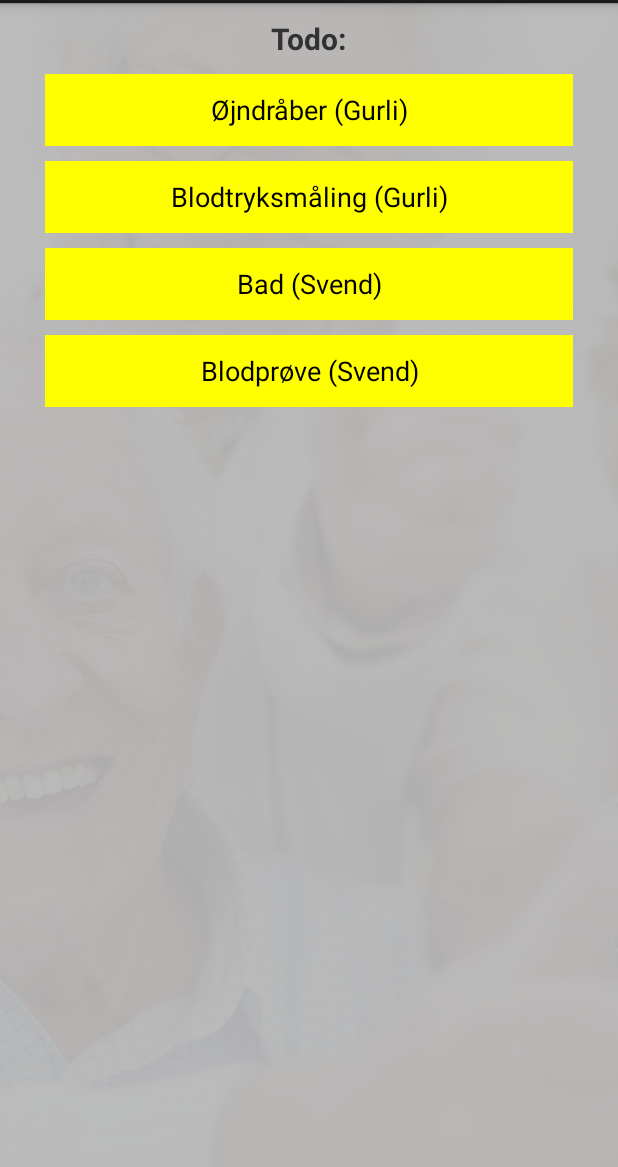
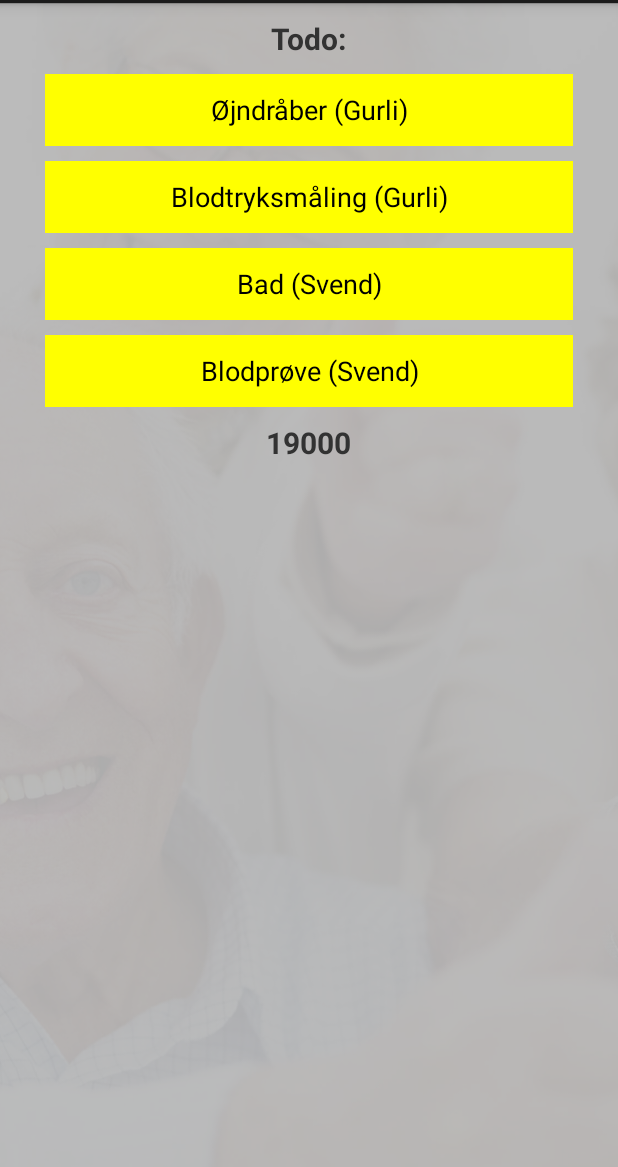
Before and after one commit to mrjensen/BFIS, an Android app: the TodoActivity screen opened directly, with no data from a screen before it, on a phone screen of 412 x 824 dp, the part 69-1236 px from its top. Run offline under Robolectric (Android 15) with nearby library versions, the phone set to English and light mode, and no system bars.

Commit message:
Merge branch 'master' of https://github.com/MrJensen/BFIS
Conflicts:
	BFIS/src/main/AndroidManifest.xml

```diff
--- a/BFIS/src/main/java/dk/iha/itbfis/team2/TodoActivity.java
+++ b/BFIS/src/main/java/dk/iha/itbfis/team2/TodoActivity.java
@@ -1,14 +1,14 @@
 package dk.iha.itbfis.team2;
 
 import android.app.Activity;
+import android.content.Intent;
 import android.graphics.Color;
 import android.graphics.drawable.ColorDrawable;
-import android.graphics.drawable.PaintDrawable;
 import android.os.Bundle;
-import android.util.Log;
+import android.os.CountDownTimer;
 import android.view.View;
 import android.widget.Button;
-import android.widget.Toast;
+import android.widget.TextView;
 
 /**
  * Created by kaspersaaby on 22/11/13.
@@ -20,6 +20,10 @@ public class TodoActivity extends Activity {
     public void onCreate(Bundle savedInstanceState) {
         super.onCreate(savedInstanceState);
         setContentView(R.layout.activity_todo);
+
+        Intent intent = getIntent();
+        if (intent.getExtras() != null)
+            setDone = intent.getExtras().getBoolean("setDone");
 
         int[] ids = new int [] {R.id.todo_btn_1, R.id.todo_btn_2, R.id.todo_btn_3, R.id.todo_btn_4};
         Button btn = null;
@@ -34,6 +38,22 @@ public class TodoActivity extends Activity {
                 btn = (Button)findViewById(ids[i]);
                 btn.setBackground(new ColorDrawable(Color.YELLOW));
             }
+        }
+
+        if (!setDone) {
+            new CountDownTimer(20000, 1000) {
+                @Override
+                public void onTick(long l) {
+                    TextView textView = (TextView)findViewById(R.id.tick);
+                    textView.setText("" + l);
+                }
+
+                @Override
+                public void onFinish() {
+                    Intent intent = new Intent(TodoActivity.this, BPPatientSelectActivity.class);
+                    startActivity(intent);
+                }
+            }.start();
         }
     }
 
--- a/BFIS/src/main/res/layout/activity_todo.xml
+++ b/BFIS/src/main/res/layout/activity_todo.xml
@@ -59,4 +59,13 @@
         android:text="Blodprøve (Svend)"
         android:onClick="taskCompleted"/>
 
+    <TextView
+        android:id="@+id/tick"
+        android:textSize="20dip"
+        android:textStyle="bold"
+        android:layout_marginTop="10dip"
+        android:layout_width="wrap_content"
+        android:layout_height="wrap_content"
+        android:layout_gravity="center_horizontal|bottom"/>
+
 </LinearLayout>
```
Also changed, not shown: BFIS/src/main/java/dk/iha/itbfis/team2/BloodPressureDoneActivity.java (+14 -0 lines).
